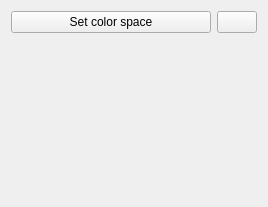
Above: plugins/dockers/specificcolorselector/wdgSpecificColorSelectorWidget.ui from KDE/krita before the change. Below: the same form after it.
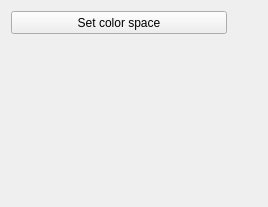
That is the form after the change. Custom widgets are drawn as their Qt base class.

Commit message:
Fix button styling inconsistencies in various dockers
Converts textless QPushButtons to QToolButtons and sets AutoRaise for various QToolButtons to true

Diff of the .ui file:
```diff
--- a/plugins/dockers/specificcolorselector/wdgSpecificColorSelectorWidget.ui
+++ b/plugins/dockers/specificcolorselector/wdgSpecificColorSelectorWidget.ui
@@ -52,7 +52,7 @@
       </widget>
      </item>
      <item>
-      <widget class="QPushButton" name="chkUsePercentage">
+      <widget class="QToolButton" name="chkUsePercentage">
        <property name="sizePolicy">
         <sizepolicy hsizetype="Minimum" vsizetype="Minimum">
          <horstretch>0</horstretch>
@@ -83,6 +83,9 @@
        <property name="checkable">
         <bool>true</bool>
        </property>
+       <property name="autoRaise">
+        <bool>true</bool>
+       </property>
       </widget>
      </item>
     </layout>
```
Left out of the diff: 2 changed lines with no effect on the pictures. The commit also changes 18 other files.
